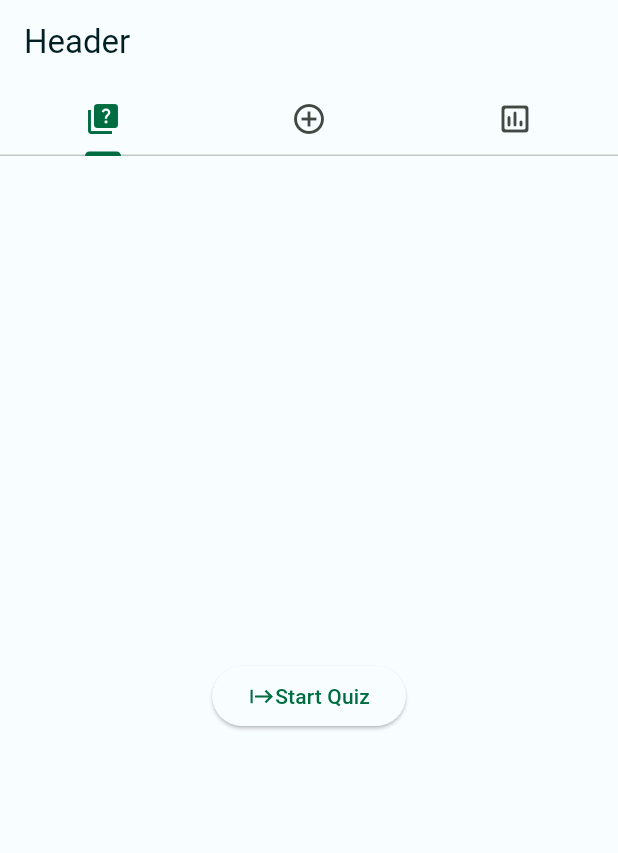
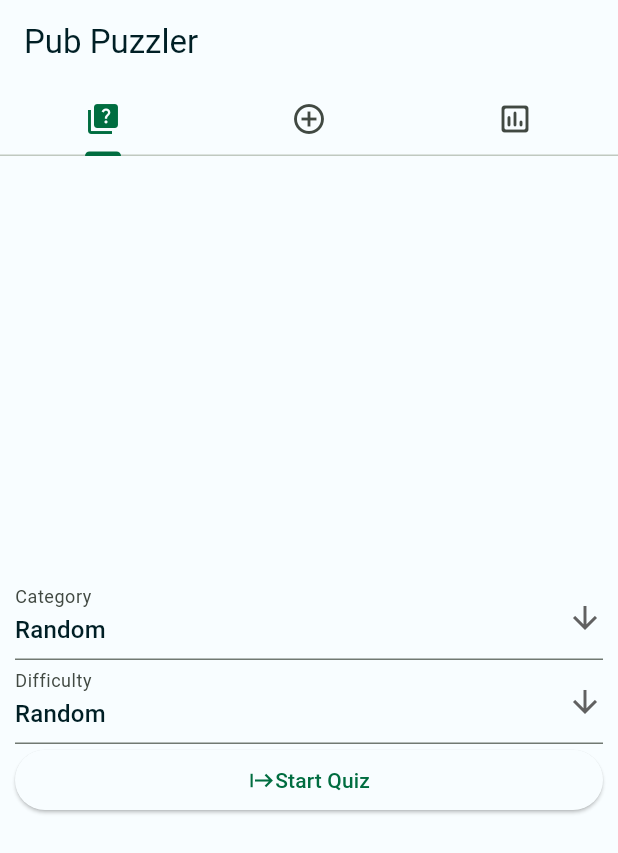
Before and after one commit to theGreyPilgrim42/PubPuzzler, a Flutter app: the screen it shows after launch, on a phone screen of 412 x 824 dp. Shown: the top 853 px of the screen. Run offline on Flutter 3.47's test engine with Material 3 defaults, Android fonts, the phone set to English and light mode, and no system bars; our stand-ins replace html_unescape.

Commit message:
feat: Add widget to choose question type (#14)
* refactor: Change approach for getting a random category
* refactor: Move CustomDropdownButton
* feat(Question): Add IDs to enums

Previously the category or difficulty could not be passed to the API
because the backend could not interpret the values.
* feat: Improve data fetching

Previously no category or difficulty could be passed to the method used
for fetching data from the backend.
* refactor: Remove debugPrint
* feat: Add ChooseQuestionTypeForm widget
* feat(QuestionCard): Add category, difficulty as state
* feat(QuestionScreen): Add category, difficulty as state
* refactor(PubPuzzlerApp): Convert to stateful widget, add ChooseQuestionTypeForm

```diff
--- a/lib/domain/question.dart
+++ b/lib/domain/question.dart
@@ -1,54 +1,57 @@
+import 'dart:math';
+
 import 'package:html_unescape/html_unescape.dart';
 
-// Used to escape HTML code types
-final unescape = HtmlUnescape();
+final unescape = HtmlUnescape(); // Used to escape HTML code types
+final Random _random = Random(); // Used to get a random category
 
-enum Category<T extends Object> {
-  generalKnowledge<String>('General Knowledge'),
-  entertainmentBooks<String>('Entertainment: Books'),
-  entertainmentFilm<String>('Entertainment: Film'),
-  entertainmentMusic<String>('Entertainment: Music'),
-  entertainmentMusicalsTheatres<String>('Entertainment: Musicals & Theatres'),
-  entertainmentTelevision<String>('Entertainment: Television'),
-  entertainmentVideoGames<String>('Entertainment: Video Games'),
-  entertainmentBoardGames<String>('Entertainment: Board Games'),
-  scienceNature<String>('Science & Nature'),
-  scienceComputers<String>('Science: Computers'),
-  scienceMathematics<String>('Science: Mathematics'),
-  mythology<String>('Mythology'),
-  sports<String>('Sports'),
-  geography<String>('Geography'),
-  history<String>('History'),
-  politics<String>('Politics'),
-  art<String>('Art'),
-  celebrities<String>('Celebrities'),
-  animals<String>('Animals'),
-  vehicles<String>('Vehicles'),
-  entertainmentComics<String>('Entertainment: Comics'),
-  scienceGadgets<String>('Science: Gadgets'),
-  entertainmentJapaneseAnimeManga<String>('Entertainment: Japanese Anime & Manga'),
-  entertainmentCartoonAnimations<String>('Entertainment: Cartoon & Animations'),
-  random<String>('Random');
+enum Category {
+  generalKnowledge(name: 'General Knowledge', id: 9),
+  entertainmentBooks(name: 'Entertainment: Books', id: 10),
+  entertainmentFilm(name: 'Entertainment: Film', id: 11),
+  entertainmentMusic(name: 'Entertainment: Music', id: 12),
+  entertainmentMusicalsTheatres(name: 'Entertainment: Musicals & Theatres', id: 13),
+  entertainmentTelevision(name: 'Entertainment: Television', id: 14),
+  entertainmentVideoGames(name: 'Entertainment: Video Games', id: 15),
+  entertainmentBoardGames(name: 'Entertainment: Board Games', id: 16),
+  scienceNature(name: 'Science & Nature', id: 17),
+  scienceComputers(name: 'Science: Computers', id: 18),
+  scienceMathematics(name: 'Science: Mathematics', id: 19),
+  mythology(name: 'Mythology', id: 20),
+  sports(name: 'Sports', id: 21),
+  geography(name: 'Geography', id: 22),
+  history(name: 'History', id: 23),
+  politics(name: 'Politics', id: 24),
+  art(name: 'Art', id: 25),
+  celebrities(name: 'Celebrities', id: 26),
+  animals(name: 'Animals', id: 27),
+  vehicles(name: 'Vehicles', id: 28),
+  entertainmentComics(name: 'Entertainment: Comics', id: 29),
+  scienceGadgets(name: 'Science: Gadgets', id: 30),
+  entertainmentJapaneseAnimeManga(name: 'Entertainment: Japanese Anime & Manga', id: 31),
+  entertainmentCartoonAnimations(name: 'Entertainment: Cartoon & Animations', id: 32);
 
-  const Category(this.name);
-  final T name;
+  const Category({required this.name, required this.id});
+  final String name;
+  final int id;
 
-   // Static parser method using random as fallback
+   // Static parser method using random Category as fallback
   static Category fromString(String label) {
     return values.firstWhere(
       (v) => v.name == label,
-      orElse: () => Category.random,
+      orElse: () => values[_random.nextInt(values.length)],
     );
   }
 }
 
-enum Difficulty<T extends Object> {
-  easy<String>('Easy'),
-  medium<String>('Medium'),
-  hard<String>('Hard');
+enum Difficulty {
+  easy(name: 'Easy', id: 'easy'),
+  medium(name: 'Medium', id: 'medium'),
+  hard(name: 'Hard', id: 'hard');
 
-  const Difficulty(this.name);
-  final T name;
+  const Difficulty({required this.name, required this.id});
+  final String name;
+  final String id;
 
      // Static parser method using medium as fallback
   static Difficulty fromString(String label) {
--- a/lib/infra/datasources/question.dart
+++ b/lib/infra/datasources/question.dart
@@ -8,8 +8,16 @@ const String apiURL = 'https://opentdb.com/api.php';
 const String questionType = '&type=multiple';
 final QuestionRepository questionRepository = QuestionRepository();
 
-Future<Question> fetchQuestion() async {
-  final response = await http.get(Uri.parse('$apiURL?amount=1$questionType'));
+Future<Question> fetchQuestion({int? category, String? difficulty}) async {
+  String url = '$apiURL?amount=1';
+  if (category != null) {
+    url = '$url&category=$category';
+  }
+  if (difficulty != null) {
+    url = '$url&difficulty=$difficulty';
+  }
+  url = '$url$questionType';
+  final response = await http.get(Uri.parse(url));
   if (response.statusCode == 200) {
     Question question = Question.fromJson(jsonDecode(response.body)['results'][0]);
     await questionRepository.addQuestion(question);
@@ -19,8 +27,16 @@ Future<Question> fetchQuestion() async {
   }
 }
 
-Future<List<Question>> fetchQuestions(int amount) async {
-  final response = await http.get(Uri.parse('$apiURL?amount=$amount$questionType'));
+Future<List<Question>> fetchQuestions(int amount, {int? category, String? difficulty}) async {
+  String url = '$apiURL?amount=$amount';
+  if (category != null) {
+    url = '$url&category=$category';
+  }
+  if (difficulty != null) {
+    url = '$url&difficulty=$difficulty';
+  }
+  url = '$url$questionType';
+  final response = await http.get(Uri.parse(url));
   if (response.statusCode == 200) {
     List<Question> questions = (jsonDecode(response.body)['results'] as List).map((item) => Question.fromJson(item)).toList();
     for (final question in questions) {
--- a/lib/main.dart
+++ b/lib/main.dart
@@ -2,6 +2,7 @@ import 'package:flutter/material.dart';
 import 'package:pub_puzzler/domain/question.dart';
 import 'package:pub_puzzler/infra/datasources/question.dart';
 import 'package:pub_puzzler/presenter/add_question_widget.dart';
+import 'package:pub_puzzler/presenter/choose_type_widget.dart';
 import 'presenter/color_schemes.dart';
 
 void main() {
@@ -23,11 +24,16 @@ class MainApp extends StatelessWidget {
 }
 
 // TODO: Refactor to manage state in PubPuzzlerApp Widget
-class PubPuzzlerApp extends StatelessWidget {
+class PubPuzzlerApp extends StatefulWidget {
   const PubPuzzlerApp({
     super.key,
   });
 
+  @override
+  State<PubPuzzlerApp> createState() => _PubPuzzlerAppState();
+}
+
+class _PubPuzzlerAppState extends State<PubPuzzlerApp> {
   @override
   Widget build(BuildContext context) {
     return DefaultTabController(
@@ -35,41 +41,25 @@ class PubPuzzlerApp extends StatelessWidget {
         child: Scaffold(
           // Header container
           appBar: AppBar(
-            title: const Text('Header'),
+            title: const Text('Pub Puzzler'),
             bottom: const TabBar(tabs: [
               Tab(icon: Icon(Icons.quiz)),
               Tab(icon: Icon(Icons.add_circle_outline)),
               Tab(icon: Icon(Icons.insert_chart_outlined_rounded)),
             ]),
           ),
-          body: TabBarView(
+          body: const TabBarView(
             children: [
               SafeArea(
                 child: Column(
                   mainAxisAlignment: MainAxisAlignment.center,
                   children: [
-                    ElevatedButton(
-                      onPressed: () {
-                        Navigator.of(context).push(
-                          MaterialPageRoute(
-                            builder: (context) => const QuestionScreen(),
-                          ),
-                        );
-                      },
-                      child: const Row(
-                        mainAxisAlignment: MainAxisAlignment.center,
-                        mainAxisSize: MainAxisSize.min,
-                        children: [
-                          Icon(Icons.start),
-                          Text('Start Quiz'),
-                        ],
-                      ),
-                    ),
+                    ChooseQuestionTypeForm(),
                   ],
                 ),
               ),
-              const AddQuestionForm(),
-              const Column(
+              AddQuestionForm(),
+              Column(
                 mainAxisAlignment: MainAxisAlignment.center,
                 children: [
                   Icon(Icons.insert_chart_outlined_rounded),
@@ -85,8 +75,13 @@ class PubPuzzlerApp extends StatelessWidget {
 
 class QuestionScreen extends StatefulWidget {
   const QuestionScreen({
-    super.key
+    super.key,
+    required this.category,
+    required this.difficulty,
   });
+
+  final Category category;
+  final Difficulty difficulty;
 
   @override
   State<QuestionScreen> createState() => _QuestionScreenState();
@@ -114,7 +109,7 @@ class _QuestionScreenState extends State<QuestionScreen> {
               fontWeight: FontWeight.bold,
             ),
           ),
-          QuestionCard(updateScore: updateScore),
+          QuestionCard(updateScore: updateScore, category: widget.category, difficulty: widget.difficulty),
         ],
       ),
     );
@@ -124,17 +119,21 @@ class _QuestionScreenState extends State<QuestionScreen> {
 class QuestionCard extends StatefulWidget {
   const QuestionCard({
     super.key,
-    required this.updateScore
+    required this.updateScore,
+    required this.category,
+    required this.difficulty,
   });
 
   final Function updateScore;
+  final Category category;
+  final Difficulty difficulty;
 
   @override
   State<QuestionCard> createState() => _QuestionCardState();
 }
 
 class _QuestionCardState extends State<QuestionCard> with TickerProviderStateMixin {
-  late Future<Question> question = fetchQuestion();
+  late Future<Question> question = fetchQuestion(category: widget.category.id, difficulty: widget.difficulty.id);
   late AnimationController animationController;
 
   bool answered = false;
@@ -242,7 +241,7 @@ class _QuestionCardState extends State<QuestionCard> with TickerProviderStateMix
               ElevatedButton(
                 onPressed: !answered ? null : () {
                   setState(() {
-                    question = fetchQuestion();
+                    question = fetchQuestion(category: widget.category.id, difficulty: widget.difficulty.id);
                     answered = false;
                     questionNumber++;
                     countdown();
--- /dev/null
+++ b/lib/presenter/choose_type_widget.dart
@@ -0,0 +1,69 @@
+import 'package:flutter/material.dart';
+import 'package:pub_puzzler/domain/question.dart';
+import 'package:pub_puzzler/main.dart';
+import 'package:pub_puzzler/presenter/custom_dropdown_button.dart';
+
+class ChooseQuestionTypeForm extends StatefulWidget {
+  const ChooseQuestionTypeForm({super.key});
+
+  @override
+  ChooseQuestionTypeState createState() {
+    return ChooseQuestionTypeState();
+  }
+}
+
+class ChooseQuestionTypeState extends State<ChooseQuestionTypeForm> {
+  final _formKey = GlobalKey<FormState>();
+  final List<String> categoryList = ['Random', ...Category.values.map((e) => e.name.toString()).toList()];
+  final List<String> difficultyList = ['Random', ...Difficulty.values.map((e) => e.name.toString()).toList()];
+  late Category chosenCategory;
+  late Difficulty chosenDifficulty;
+
+  void setCategory(String category) {
+    setState(() {
+      chosenCategory = Category.fromString(category);
+    });
+  }
+
+  void setDifficulty(String difficulty) {
+    setState(() {
+      chosenDifficulty = Difficulty.fromString(difficulty);
+    });
+  }
+
+  @override
+  Widget build(BuildContext context) {
+    return Form(
+      key: _formKey,
+      child: ListView(
+        scrollDirection: Axis.vertical,
+        shrinkWrap: true,
+        padding: const EdgeInsets.all(10),
+        children: [
+          CustomDropdownButton(list: categoryList, hint: 'Category', callback: setCategory),
+          CustomDropdownButton(list: difficultyList, hint: 'Difficulty', callback: setDifficulty),
+          ElevatedButton(
+            onPressed: () {
+              if (_formKey.currentState!.validate()) {
+                _formKey.currentState!.save();
+                Navigator.of(context).push(
+                  MaterialPageRoute(
+                    builder: (context) => QuestionScreen(category: chosenCategory, difficulty: chosenDifficulty,),
+                  ),
+                );
+              }
+            },
+            child: const Row(
+              mainAxisAlignment: MainAxisAlignment.center,
+              mainAxisSize: MainAxisSize.min,
+              children: [
+                Icon(Icons.start),
+                Text('Start Quiz'),
+              ],
+            ),
+          ),
+        ],
+      ),
+    );
+  }
+}
--- /dev/null
+++ b/lib/presenter/custom_dropdown_button.dart
@@ -0,0 +1,52 @@
+import 'package:flutter/material.dart';
+
+class CustomDropdownButton extends StatefulWidget {
+  final List<String> list;
+  final String hint;
+  final Function callback;
+
+  const CustomDropdownButton({
+    super.key,
+    required this.list,
+    required this.hint,
+    required this.callback,
+  });
+
+  @override
+  State<CustomDropdownButton> createState() => _CustomDropdownButtonState();
+}
+
+class _CustomDropdownButtonState extends State<CustomDropdownButton> {
+  String dropdownValue = "";
+
+  @override
+  Widget build(BuildContext context) {
+    return DropdownButtonFormField<String>(
+      value: widget.list.first,
+      hint: Text(widget.hint),
+      decoration: InputDecoration(
+        labelText: widget.hint
+      ),
+      icon: const Icon(Icons.arrow_downward),
+      elevation: 16,
+      onChanged: (String? value) {
+        // This is called when the user selects an item.
+        setState(() {
+          dropdownValue = value!;
+        });
+      },
+      items: widget.list.map<DropdownMenuItem<String>>((String value) {
+        return DropdownMenuItem<String>(
+          value: value,
+          child: Text(value),
+        );
+      }).toList(),
+      validator: (value) {
+        return (value == null || value.isEmpty || !widget.list.contains(value)) ? 'Please choose a ${widget.hint}' : null;
+      },
+      onSaved: (value) {
+        widget.callback(value);
+      },
+    );
+  }
+}
```
Also changed, not shown: lib/presenter/add_question_widget.dart (+4 -53 lines), 1 other file.
